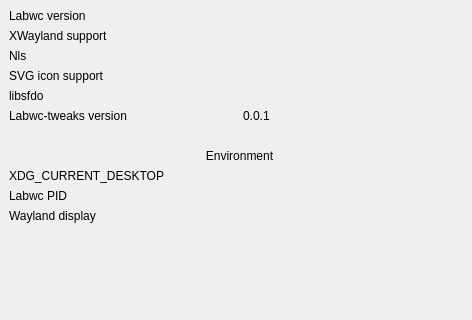
Old version of the form src/about.ui in the repository labwc/labwc-tweaks; both pictures show x 0 to 472 and y 0 to 320 of the 472 by 499 pixel window.
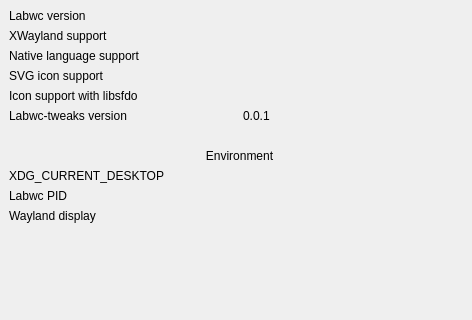
New version of the form.

```diff
--- a/src/about.ui
+++ b/src/about.ui
@@ -55,7 +55,7 @@
         <item row="2" column="0">
          <widget class="QLabel" name="nlsCaption">
           <property name="text">
-           <string>Nls</string>
+           <string>Native language support</string>
           </property>
          </widget>
         </item>
@@ -83,7 +83,7 @@
         <item row="4" column="0">
          <widget class="QLabel" name="libsfdoCaption">
           <property name="text">
-           <string>libsfdo</string>
+           <string>Icon support with libsfdo</string>
           </property>
          </widget>
         </item>
```
Left out of the diff: 5 changed lines with no effect on the pictures.
